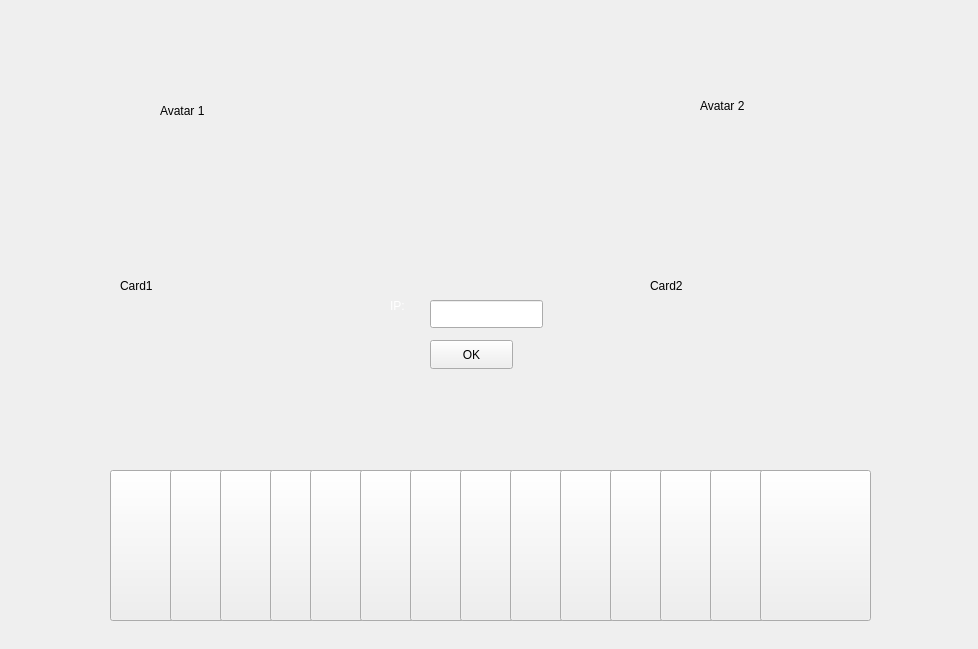
Above: maingame.ui from Mahrokh-M/SkullKing_Never-Executable_7 before the change. Below: the same form after it.
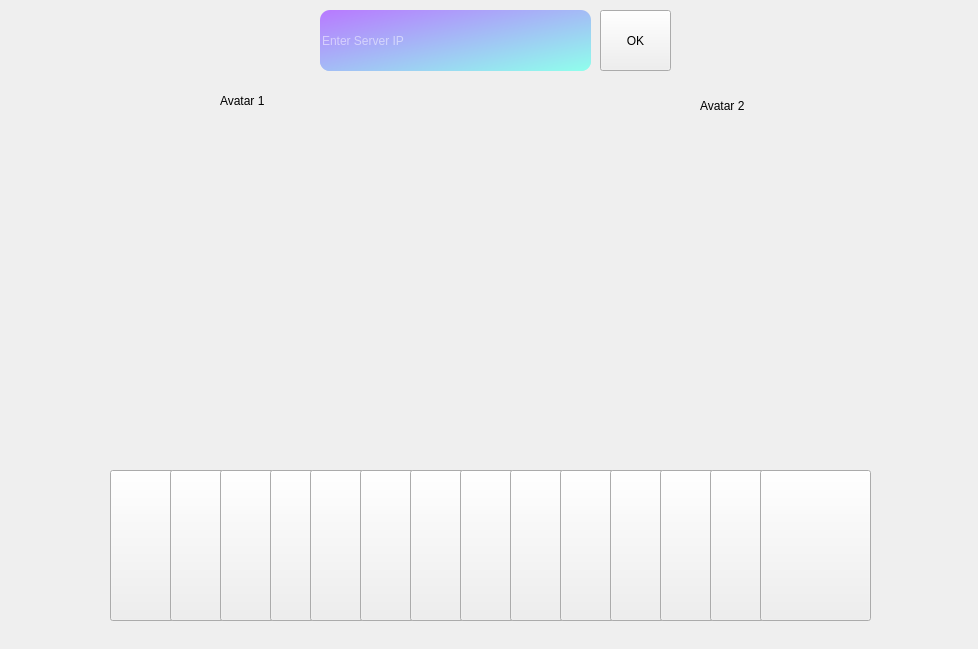
That is the form after the change. Icons and pictures are not drawn.

The edit to the form file:
```diff
--- a/maingame.ui
+++ b/maingame.ui
@@ -32,8 +32,8 @@
   <widget class="QLabel" name="Avatar_you">
    <property name="geometry">
     <rect>
-     <x>160</x>
-     <y>70</y>
+     <x>220</x>
+     <y>60</y>
      <width>81</width>
      <height>81</height>
     </rect>
@@ -231,33 +231,17 @@
     <string/>
    </property>
   </widget>
-  <widget class="QLabel" name="Card_you">
-   <property name="geometry">
-    <rect>
-     <x>120</x>
-     <y>160</y>
-     <width>181</width>
-     <height>251</height>
-    </rect>
-   </property>
-   <property name="styleSheet">
-    <string notr="true"/>
-   </property>
-   <property name="text">
-    <string>Card1</string>
-   </property>
-  </widget>
   <widget class="QLabel" name="Card_opponent">
    <property name="geometry">
     <rect>
-     <x>650</x>
-     <y>150</y>
-     <width>171</width>
-     <height>271</height>
+     <x>640</x>
+     <y>140</y>
+     <width>191</width>
+     <height>251</height>
     </rect>
    </property>
    <property name="text">
-    <string>Card2</string>
+    <string/>
    </property>
   </widget>
   <widget class="QPushButton" name="pushButton_12">
@@ -311,10 +295,10 @@
   <widget class="QLabel" name="label_Loading">
    <property name="geometry">
     <rect>
-     <x>360</x>
-     <y>130</y>
-     <width>261</width>
-     <height>221</height>
+     <x>0</x>
+     <y>-30</y>
+     <width>981</width>
+     <height>681</height>
     </rect>
    </property>
    <property name="text">
@@ -324,61 +308,122 @@
   <widget class="QLabel" name="IP_show">
    <property name="geometry">
     <rect>
-     <x>422</x>
-     <y>289</y>
-     <width>141</width>
-     <height>31</height>
+     <x>400</x>
+     <y>20</y>
+     <width>191</width>
+     <height>51</height>
     </rect>
    </property>
    <property name="styleSheet">
-    <string notr="true">color: rgb(255, 255, 255);</string>
+    <string notr="true">color: rgb(255, 255, 255);
+font: 700 24pt &quot;Tw Cen MT&quot;;
+border-radius:10px;
+background-color: qlineargradient(spread:repeat, x1:0, y1:0, x2:1, y2:1, stop:0 rgba(184, 121, 255, 255), stop:1 rgba(143, 255, 236, 255));</string>
    </property>
    <property name="text">
     <string/>
    </property>
+   <property name="alignment">
+    <set>Qt::AlignCenter</set>
+   </property>
   </widget>
   <widget class="QLabel" name="IP">
    <property name="geometry">
     <rect>
-     <x>390</x>
-     <y>290</y>
-     <width>31</width>
-     <height>31</height>
+     <x>320</x>
+     <y>20</y>
+     <width>71</width>
+     <height>51</height>
     </rect>
    </property>
+   <property name="layoutDirection">
+    <enum>Qt::LeftToRight</enum>
+   </property>
    <property name="styleSheet">
-    <string notr="true">color: rgb(255, 255, 255);</string>
+    <string notr="true">color: rgb(255, 255, 255);
+font: 700 24pt &quot;Tw Cen MT&quot;;
+border-radius:10px;
+background-color: qlineargradient(spread:repeat, x1:0, y1:0, x2:1, y2:1, stop:0 rgba(184, 121, 255, 255), stop:1 rgba(143, 255, 236, 255));</string>
    </property>
    <property name="text">
     <string>IP:</string>
    </property>
+   <property name="alignment">
+    <set>Qt::AlignCenter</set>
+   </property>
   </widget>
   <widget class="QLineEdit" name="lineEdit_enter_IP">
    <property name="geometry">
     <rect>
-     <x>430</x>
-     <y>300</y>
-     <width>113</width>
-     <height>28</height>
+     <x>320</x>
+     <y>10</y>
+     <width>271</width>
+     <height>61</height>
     </rect>
    </property>
    <property name="styleSheet">
-    <string notr="true"/>
+    <string notr="true">color: rgb(255, 255, 255);
+font: 700 24pt &quot;Tw Cen MT&quot;;
+border-radius:10px;
+background-color: qlineargradient(spread:repeat, x1:0, y1:0, x2:1, y2:1, stop:0 rgba(184, 121, 255, 255), stop:1 rgba(143, 255, 236, 255));</string>
+   </property>
+   <property name="placeholderText">
+    <string>Enter Server IP</string>
    </property>
   </widget>
   <widget class="QPushButton" name="OK">
    <property name="geometry">
     <rect>
-     <x>430</x>
-     <y>340</y>
-     <width>83</width>
-     <height>29</height>
+     <x>600</x>
+     <y>10</y>
+     <width>71</width>
+     <height>61</height>
     </rect>
    </property>
+   <property name="styleSheet">
+    <string notr="true"/>
+   </property>
    <property name="text">
     <string>OK</string>
    </property>
   </widget>
+  <widget class="QLabel" name="Card_you">
+   <property name="geometry">
+    <rect>
+     <x>150</x>
+     <y>140</y>
+     <width>191</width>
+     <height>251</height>
+    </rect>
+   </property>
+   <property name="text">
+    <string/>
+   </property>
+  </widget>
+  <zorder>label_background</zorder>
+  <zorder>Avatar_you</zorder>
+  <zorder>Avatar_opponent</zorder>
+  <zorder>pushButton_1</zorder>
+  <zorder>pushButton_2</zorder>
+  <zorder>pushButton_3</zorder>
+  <zorder>pushButton_4</zorder>
+  <zorder>pushButton_5</zorder>
+  <zorder>pushButton_6</zorder>
+  <zorder>pushButton_7</zorder>
+  <zorder>pushButton_8</zorder>
+  <zorder>pushButton_9</zorder>
+  <zorder>pushButton_10</zorder>
+  <zorder>pushButton_11</zorder>
+  <zorder>Card_opponent</zorder>
+  <zorder>pushButton_12</zorder>
+  <zorder>pushButton_13</zorder>
+  <zorder>pushButton_14</zorder>
+  <zorder>Card_you</zorder>
+  <zorder>label_Loading</zorder>
+  <zorder>IP</zorder>
+  <zorder>IP_show</zorder>
+  <zorder>OK</zorder>
+  <zorder>lineEdit_enter_IP</zorder>
  </widget>
  <resources/>
  <connections/>
```
